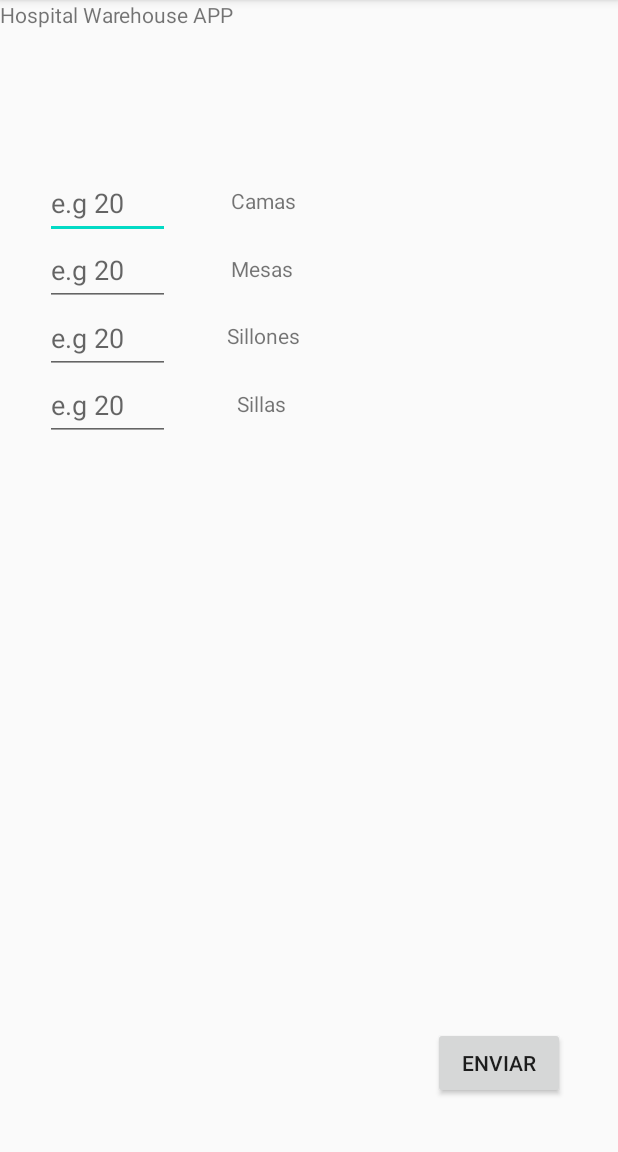
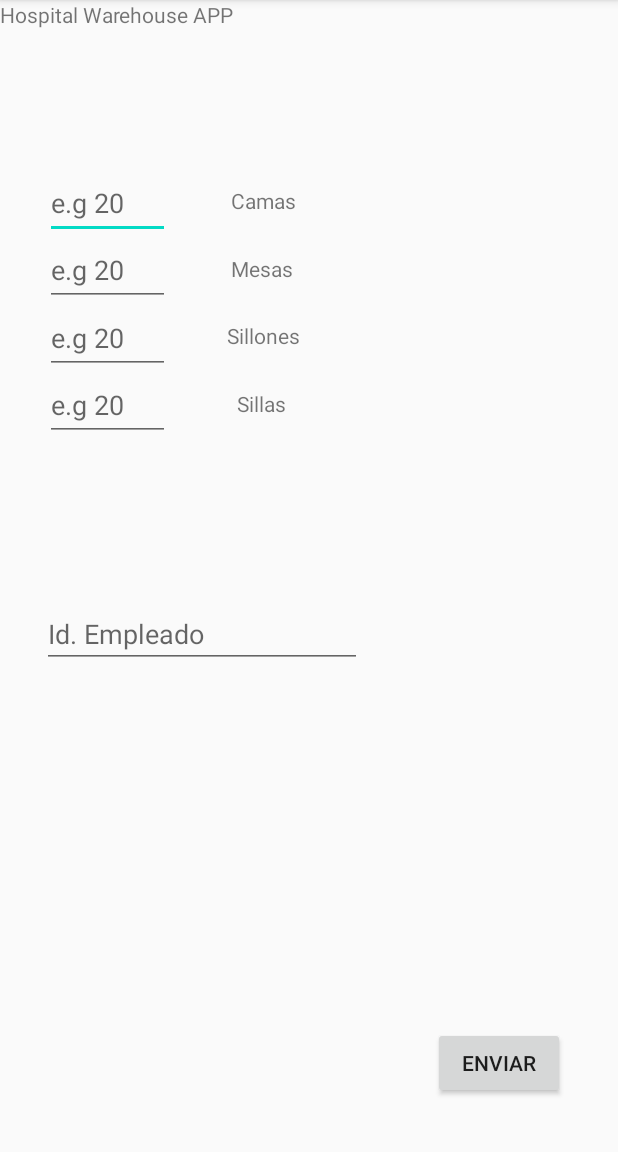
Before and after one commit to anachavel1/SSII-ST7, an Android app: the screen it shows after launch (MainActivity), on a phone screen of 412 x 824 dp, the part 84-1236 px from its top. Run offline under Robolectric (Android 15) with nearby library versions, the phone set to English and light mode, and no system bars.

Commit message:
Update
Signed-off-by: Rafael Garcia Ruiz <llerrak@hotmail.com>

```diff
--- a/MyApplication/app/src/main/java/com/example/myapplication/MainActivity.java
+++ b/MyApplication/app/src/main/java/com/example/myapplication/MainActivity.java
@@ -15,8 +15,8 @@ import androidx.appcompat.app.AppCompatActivity;
 public class MainActivity extends AppCompatActivity {
 
     // Setup Server information
-    protected static String server = "192.168.1.133";
-    //10.0.2.1
+    protected static String server = "10.0.2.2";
+    //
     protected static int port = 7070;
 
     @Override
--- a/MyApplication/app/src/main/res/layout/activity_main.xml
+++ b/MyApplication/app/src/main/res/layout/activity_main.xml
@@ -129,4 +129,18 @@
         android:layout_marginEnd="35dp"
         android:layout_marginBottom="35dp" />
 
+    <EditText
+        android:id="@+id/editTextNumber"
+        android:layout_width="wrap_content"
+        android:layout_height="wrap_content"
+        android:layout_alignParentStart="true"
+        android:layout_alignParentLeft="true"
+        android:layout_alignParentTop="true"
+        android:layout_marginStart="28dp"
+        android:layout_marginLeft="28dp"
+        android:layout_marginTop="400dp"
+        android:ems="10"
+        android:inputType="number"
+        android:hint="Id. Empleado"/>
+
 </RelativeLayout>
```
